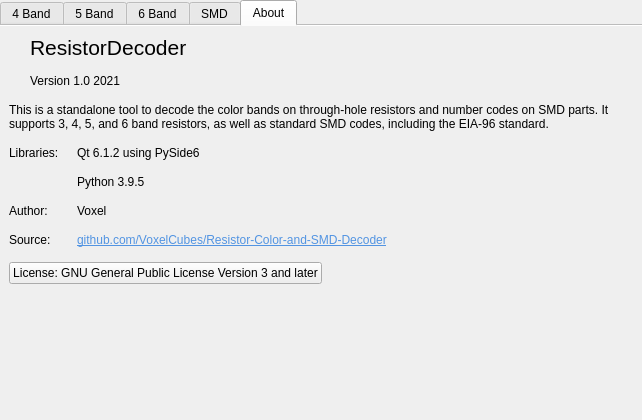
Before: the Qt Designer form ui/resistance_calc.ui in VoxelCubes/ResistorDecoder, drawn with Qt 5.
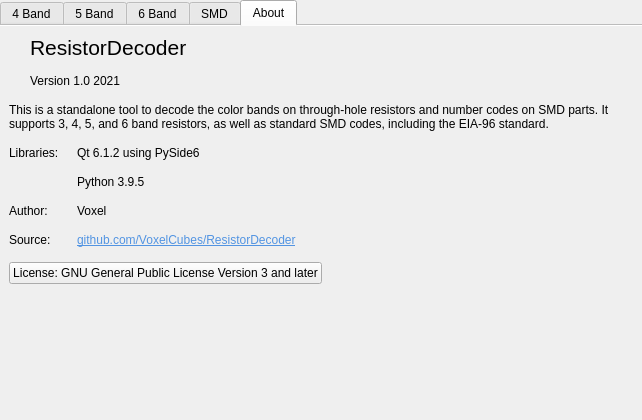
After: the same form once the commit is applied. The open tabs and pages were chosen to show the change. Icons and pictures are not drawn.

Commit message: Built Windows release

Patch:
```diff
--- a/ui/resistance_calc.ui
+++ b/ui/resistance_calc.ui
@@ -1227,7 +1227,7 @@
           <item row="3" column="1">
            <widget class="QLabel" name="label_40">
             <property name="text">
-             <string>&lt;html&gt;&lt;head/&gt;&lt;body&gt;&lt;p&gt;&lt;a href=&quot;https://github.com/VoxelCubes/Resistor-Color-and-SMD-Decoder&quot;&gt;&lt;span style=&quot; text-decoration: underline; color:#5294e2;&quot;&gt;github.com/VoxelCubes/Resistor-Color-and-SMD-Decoder&lt;/span&gt;&lt;/a&gt;&lt;/p&gt;&lt;/body&gt;&lt;/html&gt;</string>
+             <string>&lt;html&gt;&lt;head/&gt;&lt;body&gt;&lt;p&gt;&lt;a href=&quot;https://github.com/VoxelCubes/ResistorDecoder&quot;&gt;&lt;span style=&quot; text-decoration: underline; color:#5294e2;&quot;&gt;github.com/VoxelCubes/ResistorDecoder&lt;/span&gt;&lt;/a&gt;&lt;/p&gt;&lt;/body&gt;&lt;/html&gt;</string>
             </property>
             <property name="textFormat">
              <enum>Qt::RichText</enum>
```
The commit also changes 3 other files.
